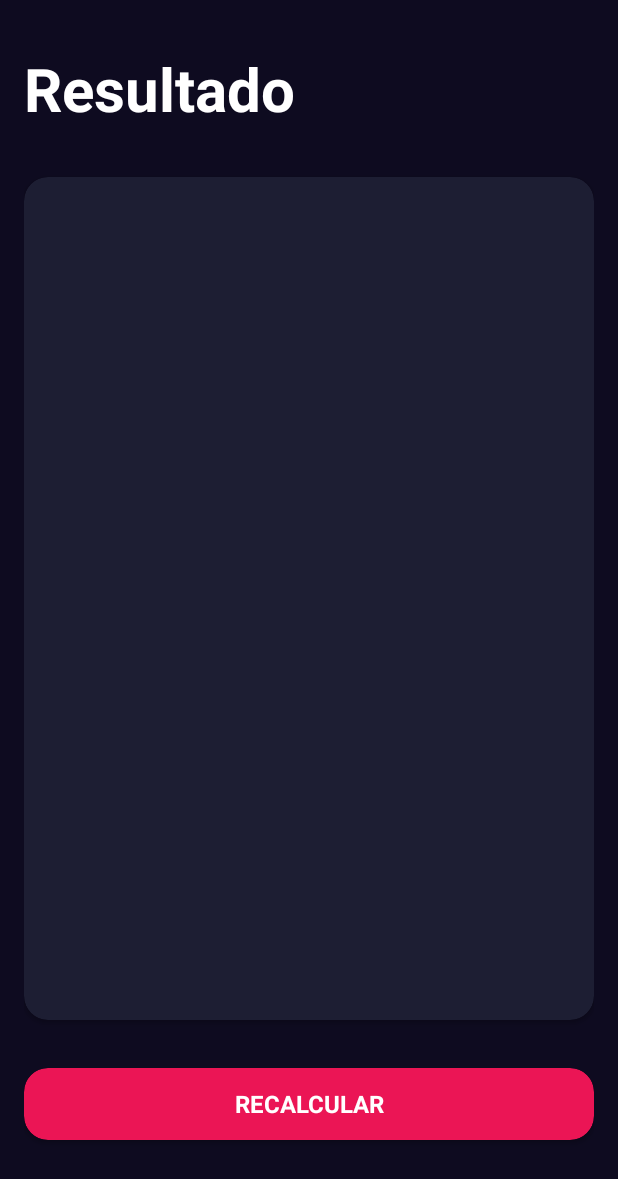
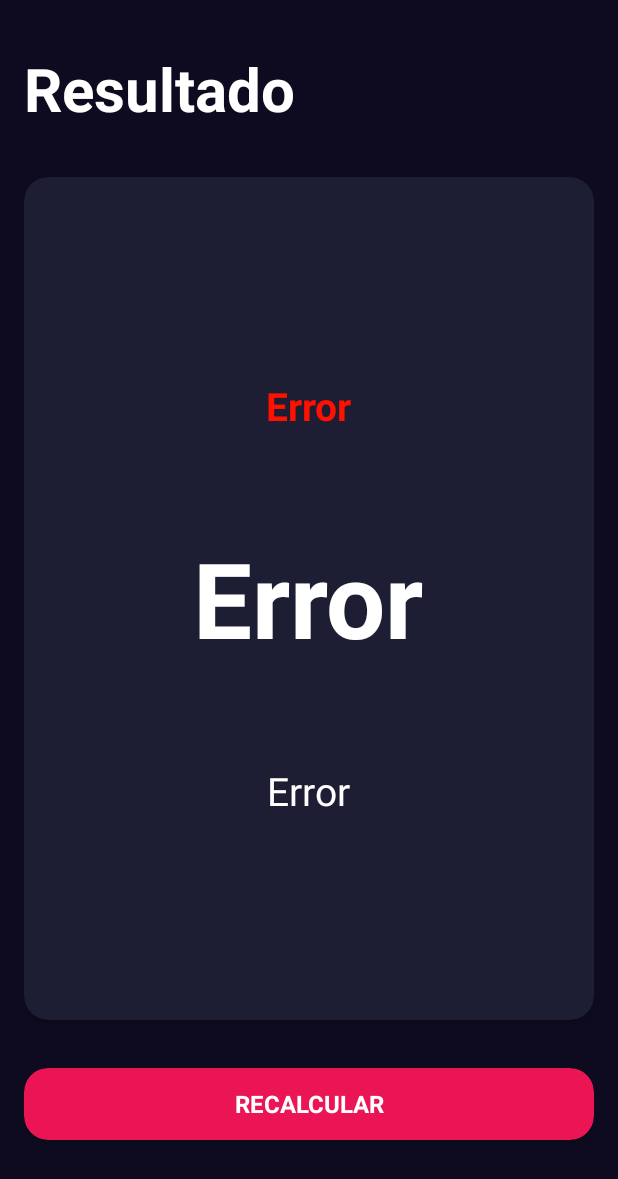
Before and after one commit to okronar/GradoInfor, an Android app: the IMCActivity screen opened directly, with no data from a screen before it, on a phone screen of 412 x 824 dp. Shown: the top 1179 px of the screen. Run offline under Robolectric (Android 15) with nearby library versions, the phone set to English and light mode, and no system bars.

Commit message:
ult 20/10

```diff
--- a/ProyectosAndroidStudio/AplicacionPMDM/app/src/main/java/com/sergio/aplicacionpmdm/IMCApp/IMCActivity.kt
+++ b/ProyectosAndroidStudio/AplicacionPMDM/app/src/main/java/com/sergio/aplicacionpmdm/IMCApp/IMCActivity.kt
@@ -2,11 +2,80 @@ package com.sergio.aplicacionpmdm.IMCApp
 
 import androidx.appcompat.app.AppCompatActivity
 import android.os.Bundle
+import android.widget.Button
+import android.widget.TextView
+import androidx.cardview.widget.CardView
 import com.sergio.aplicacionpmdm.R
 
 class IMCActivity : AppCompatActivity() {
+
+    private lateinit var tvResult: TextView
+    private lateinit var tvIMC: TextView
+    private lateinit var tvDescription: TextView
+
+    //    esto es un cardview no un button cuidao!
+    private lateinit var btnRecalculate: CardView
     override fun onCreate(savedInstanceState: Bundle?) {
         super.onCreate(savedInstanceState)
         setContentView(R.layout.activity_imcactivity)
+        //al final de la linea vemos el operador ELVIS, en este caso si recibe un nulo directamente le asigna un -1.0
+        val result: Double = intent.extras?.getDouble("IMC_extra") ?: -1.0
+        initComponents()
+        initListeners()
+        initUI(result)
+    }
+
+
+    private fun initListeners() {
+//ON BACK PRESSED significa que cuando se ejecute volvere a la pantalla anterior
+        btnRecalculate.setOnClickListener {
+            onBackPressed()
+
+        }
+    }
+
+    private fun initComponents() {
+        tvResult = findViewById(R.id.tvResult)
+        tvIMC = findViewById(R.id.tvIMC)
+        tvDescription = findViewById(R.id.tvDescription)
+        btnRecalculate = findViewById(R.id.btnRecalculate)
+
+    }
+
+    private fun initUI(result: Double) {
+        tvIMC.text = result.toString()
+//        el when es el switch de java y se reparte por franjas
+        when (result) {
+            in 0.00..18.50 -> { //Bajo peso
+                tvResult.text = getString(R.string.title_bajo_peso)
+                tvResult.setTextColor(getColor(R.color.peso_bajo))
+                tvDescription.text = getString(R.string.description_bajo_peso)
+            }
+
+            in 18.51..24.99 -> { //Peso normal
+                tvResult.text = getString(R.string.title_peso_normal)
+                tvResult.setTextColor(getColor(R.color.peso_normal))
+                tvDescription.text = getString(R.string.description_peso_normal)
+            }
+
+            in 25.00..29.99 -> { //Sobrepeso
+                tvResult.text = getString(R.string.title_sobrepeso)
+                tvResult.setTextColor(getColor(R.color.sobrepeso))
+                tvDescription.text = getString(R.string.description_sobrepeso)
+            }
+            in 30.00..99.00 -> { //Obesidad
+                tvResult.text = getString(R.string.title_obesidad)
+                tvResult.setTextColor(getColor(R.color.obesidad))
+                tvDescription.text = getString(R.string.description_obesidad)
+            }
+            else -> { //Error
+                tvIMC.text = getString(R.string.error)
+                tvResult.text = getString(R.string.error)
+                tvResult.setTextColor(getColor(R.color.obesidad))
+                tvDescription.text = getString(R.string.error)
+            }
+
+
+        }
     }
 }
--- a/ProyectosAndroidStudio/AplicacionPMDM/app/src/main/res/layout/activity_imcactivity.xml
+++ b/ProyectosAndroidStudio/AplicacionPMDM/app/src/main/res/layout/activity_imcactivity.xml
@@ -30,7 +30,47 @@
         app:layout_constraintStart_toStartOf="parent"
         app:layout_constraintEnd_toEndOf="parent"
         app:layout_constraintBottom_toTopOf="@+id/btnRecalculate"
-        app:layout_constraintTop_toBottomOf="@+id/tvTitle"/>
+        app:layout_constraintTop_toBottomOf="@+id/tvTitle">
+
+        <androidx.appcompat.widget.LinearLayoutCompat
+            android:layout_width="match_parent"
+            android:layout_height="match_parent"
+            android:layout_margin="16dp"
+            android:gravity="center"
+            android:orientation="vertical">
+            <TextView
+                android:id="@+id/tvResult"
+                android:layout_width="wrap_content"
+                android:layout_height="wrap_content"
+                android:textSize="26sp"
+                android:textStyle="bold"
+                tools:text="Normal" />
+            <TextView
+                android:id="@+id/tvIMC"
+                android:layout_width="wrap_content"
+                android:layout_height="wrap_content"
+                android:layout_marginVertical="64dp"
+                android:textColor="@color/white"
+                android:textSize="70sp"
+                android:textStyle="bold"
+                tools:text="Normal" />
+            <TextView
+                android:id="@+id/tvDescription"
+                android:layout_width="wrap_content"
+                android:layout_height="wrap_content"
+                android:textColor="@color/white"
+                android:textSize="26sp"
+                tools:text="Normal" />
+
+
+
+
+
+        </androidx.appcompat.widget.LinearLayoutCompat>
+
+
+
+    </androidx.cardview.widget.CardView>
 
     <androidx.cardview.widget.CardView
         android:id="@+id/btnRecalculate"
--- a/ProyectosAndroidStudio/AplicacionPMDM/app/src/main/res/values/colors.xml
+++ b/ProyectosAndroidStudio/AplicacionPMDM/app/src/main/res/values/colors.xml
@@ -8,7 +8,10 @@
     <color name="background_button">#EB1555</color>
     <color name="title_text">#FF8D8E98</color>
     <color name="background_fab">#FF6200EE</color>
-
+    <color name="peso_bajo">#FFEB3B</color>
+    <color name="peso_normal">#4CAF50</color>
+    <color name="sobrepeso">#FF5722</color>
+    <color name="obesidad">#FF1100</color>
 
 
 </resources>
--- a/ProyectosAndroidStudio/AplicacionPMDM/app/src/main/res/values/strings.xml
+++ b/ProyectosAndroidStudio/AplicacionPMDM/app/src/main/res/values/strings.xml
@@ -5,5 +5,13 @@
     <string name="height">altura</string>
     <string name="result">Resultado</string>
     <string name="recalculate">recalcular</string>
-
+    <string name="error">Error</string>
+    <string name="title_bajo_peso">Bajo peso</string>
+    <string name="description_bajo_peso">Estás por debajo de lo óptimo para tu peso y altura.</string>
+    <string name="title_peso_normal">Normal</string>
+    <string name="description_peso_normal">Estás en lo óptimo para tu peso y altura.</string>
+    <string name="title_sobrepeso">Sobrepeso</string>
+    <string name="description_sobrepeso">Estás por encima de lo óptimo para tu peso y altura.</string>
+    <string name="title_obesidad">Obesidad</string>
+    <string name="description_obesidad">Estás MUY por encima de lo óptimo para tu peso y altura.</string>
 </resources>
```
Also changed, not shown: ProyectosAndroidStudio/AplicacionPMDM/app/src/main/java/com/sergio/aplicacionpmdm/IMCApp/IMCcalculator.kt (+9 -2 lines), 14 other files.
